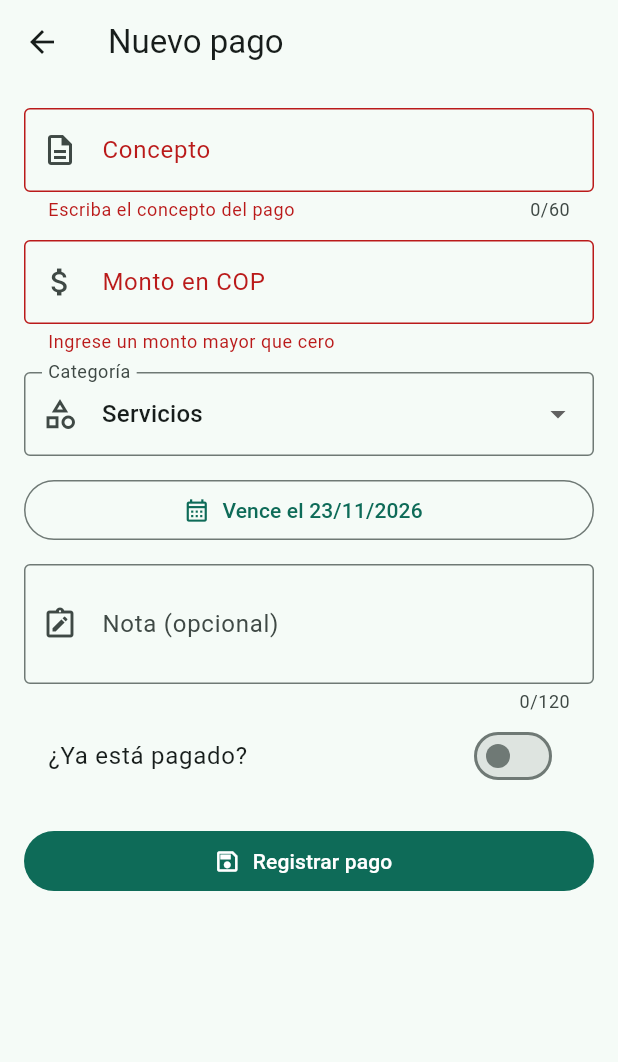
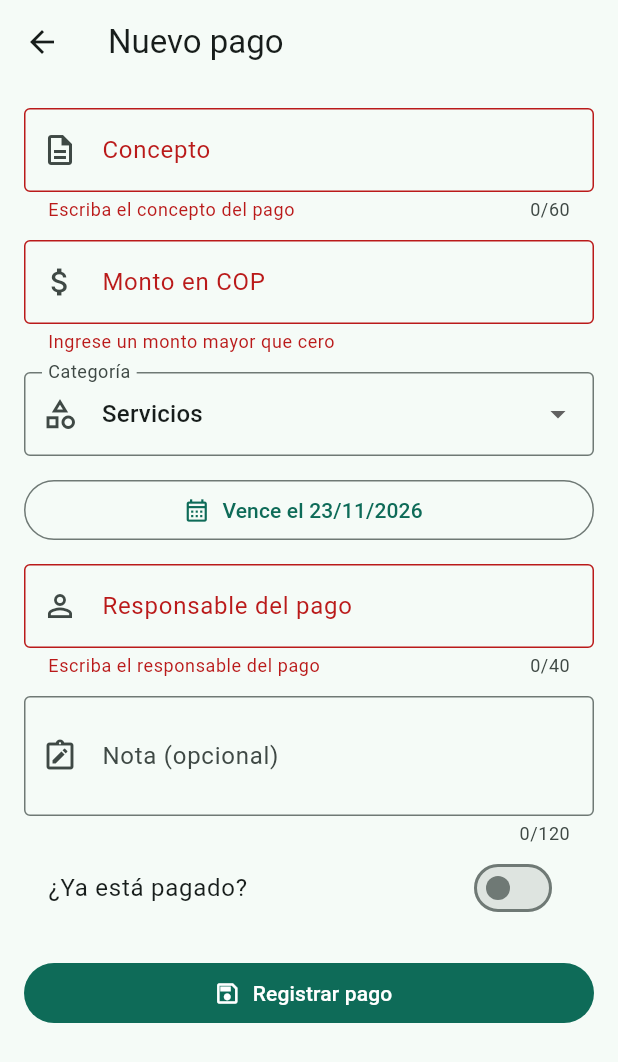
Before and after one commit to dessu11/taller_CRUD, a Flutter app: the FormularioPagoScreen screen opened directly, after a tap on "Registrar pago", on a phone screen of 412 x 824 dp. Shown: the top 1062 px of the screen. Run offline on Flutter 3.47's test engine with Material 3 defaults, Android fonts, the phone set to English and light mode, and no system bars.

Commit message:
feat: agregar responsable del pago

```diff
--- a/lib/data/pagos_demostracion.dart
+++ b/lib/data/pagos_demostracion.dart
@@ -14,6 +14,7 @@ List<Pago> crearPagosDemostracion() {
       fechaVencimiento: relativo(3),
       pagado: false,
       nota: 'Factura mensual',
+      responsable: 'Edward',
     ),
     Pago(
       id: 'demo-2',
@@ -23,6 +24,7 @@ List<Pago> crearPagosDemostracion() {
       fechaVencimiento: relativo(-2),
       pagado: false,
       nota: 'Revisar antes de pagar',
+      responsable: 'Andres',
     ),
     Pago(
       id: 'demo-3',
@@ -32,6 +34,7 @@ List<Pago> crearPagosDemostracion() {
       fechaVencimiento: relativo(-1),
       pagado: true,
       nota: '',
+      responsable: 'Yo',
     ),
   ];
 }
--- a/lib/models/pago.dart
+++ b/lib/models/pago.dart
@@ -27,6 +27,7 @@ class Pago {
   final DateTime fechaVencimiento;
   final bool pagado;
   final String nota;
+  final String responsable;
   const Pago({
     required this.id,
     required this.concepto,
@@ -35,6 +36,7 @@ class Pago {
     required this.fechaVencimiento,
     required this.pagado,
     required this.nota,
+    required this.responsable,
   });
   // Crear una versión actualizada sin modificar el objeto anterior.
   Pago copyWith({
@@ -44,6 +46,7 @@ class Pago {
     DateTime? fechaVencimiento,
     bool? pagado,
     String? nota,
+    String? responsable,
   }) {
     return Pago(
       id: id, // El identificador no cambia durante una edición.
@@ -53,6 +56,7 @@ class Pago {
       fechaVencimiento: fechaVencimiento ?? this.fechaVencimiento,
       pagado: pagado ?? this.pagado,
       nota: nota ?? this.nota,
+      responsable: responsable ?? this.responsable,
     );
   }
 }
--- a/lib/screens/formulario_pago_screen.dart
+++ b/lib/screens/formulario_pago_screen.dart
@@ -8,6 +8,7 @@ import '../utils/formato.dart';
 class FormularioPagoScreen extends StatefulWidget {
   final Pago? pagoExistente; // null = creación; con valor = edición.
   const FormularioPagoScreen({super.key, this.pagoExistente});
+
   @override
   State<FormularioPagoScreen> createState() => _FormularioPagoScreenState();
 }
@@ -17,10 +18,13 @@ class _FormularioPagoScreenState extends State<FormularioPagoScreen> {
   late final TextEditingController _conceptoController;
   late final TextEditingController _montoController;
   late final TextEditingController _notaController;
+  late final TextEditingController _responsableController;
   late CategoriaPago _categoria;
   late DateTime _fechaVencimiento;
   late bool _pagado;
+
   bool get _editando => widget.pagoExistente != null;
+
   @override
   void initState() {
     super.initState();
@@ -30,6 +34,9 @@ class _FormularioPagoScreenState extends State<FormularioPagoScreen> {
       text: pago?.monto.toString() ?? '',
     );
     _notaController = TextEditingController(text: pago?.nota ?? '');
+    _responsableController = TextEditingController(
+      text: pago?.responsable ?? '',
+    );
     _categoria = pago?.categoria ?? CategoriaPago.servicios;
     _fechaVencimiento = pago?.fechaVencimiento ?? DateTime.now();
     _pagado = pago?.pagado ?? false;
@@ -41,6 +48,7 @@ class _FormularioPagoScreenState extends State<FormularioPagoScreen> {
     _conceptoController.dispose();
     _montoController.dispose();
     _notaController.dispose();
+    _responsableController.dispose();
     super.dispose();
   }
 
@@ -64,6 +72,7 @@ class _FormularioPagoScreenState extends State<FormularioPagoScreen> {
     final concepto = _conceptoController.text.trim();
     final monto = int.parse(_montoController.text.trim());
     final nota = _notaController.text.trim();
+    final responsable = _responsableController.text.trim();
     final resultado = anterior == null
         ? Pago(
             id: DateTime.now().microsecondsSinceEpoch.toString(),
@@ -73,6 +82,7 @@ class _FormularioPagoScreenState extends State<FormularioPagoScreen> {
             fechaVencimiento: _fechaVencimiento,
             pagado: _pagado,
             nota: nota,
+            responsable: responsable,
           )
         : anterior.copyWith(
             concepto: concepto,
@@ -81,8 +91,9 @@ class _FormularioPagoScreenState extends State<FormularioPagoScreen> {
             fechaVencimiento: _fechaVencimiento,
             pagado: _pagado,
             nota: nota,
+            responsable: responsable,
           );
-    // Devuelve el pago a la pantalla anterior sin guardar en una BD todavía
+    // Devuelve el pago a la pantalla anterior sin guardar en una BD todavía.
     Navigator.pop(context, resultado);
   }
 
@@ -156,6 +167,23 @@ class _FormularioPagoScreenState extends State<FormularioPagoScreen> {
             ),
             const SizedBox(height: 12),
             TextFormField(
+              controller: _responsableController,
+              maxLength: 40,
+              decoration: const InputDecoration(
+                labelText: 'Responsable del pago',
+                hintText: 'Ej.: Mamá, Papá, Yo',
+                border: OutlineInputBorder(),
+                prefixIcon: Icon(Icons.person_outline),
+              ),
+              validator: (valor) {
+                if (valor == null || valor.trim().isEmpty) {
+                  return 'Escriba el responsable del pago';
+                }
+                return null;
+              },
+            ),
+            const SizedBox(height: 12),
+            TextFormField(
               controller: _notaController,
               maxLength: 120,
               maxLines: 2,
--- a/lib/widgets/tarjeta_pago.dart
+++ b/lib/widgets/tarjeta_pago.dart
@@ -11,6 +11,7 @@ class TarjetaPago extends StatelessWidget {
   final VoidCallback onEditar;
   final VoidCallback onEliminar;
   final VoidCallback onCambiarEstado;
+
   const TarjetaPago({
     super.key,
     required this.pago,
@@ -18,6 +19,7 @@ class TarjetaPago extends StatelessWidget {
     required this.onEliminar,
     required this.onCambiarEstado,
   });
+
   String get _estado {
     if (pago.pagado) return 'Pagado';
     final hoy = soloFecha(DateTime.now());
@@ -34,6 +36,7 @@ class TarjetaPago extends StatelessWidget {
         : _estado == 'Vencido'
         ? Theme.of(context).colorScheme.error
         : Theme.of(context).colorScheme.primary;
+
     return Card(
       margin: const EdgeInsets.symmetric(horizontal: 12, vertical: 5),
       child: ListTile(
@@ -52,6 +55,7 @@ class TarjetaPago extends StatelessWidget {
             Text(
               '${pago.categoria.etiqueta} · ${formatearFecha(pago.fechaVencimiento)}',
             ),
+            Text('Responsable: ${pago.responsable}'),
             const SizedBox(height: 4),
             Text(
               formatearPesos(pago.monto),
```
Also changed, not shown: 1 other file.
